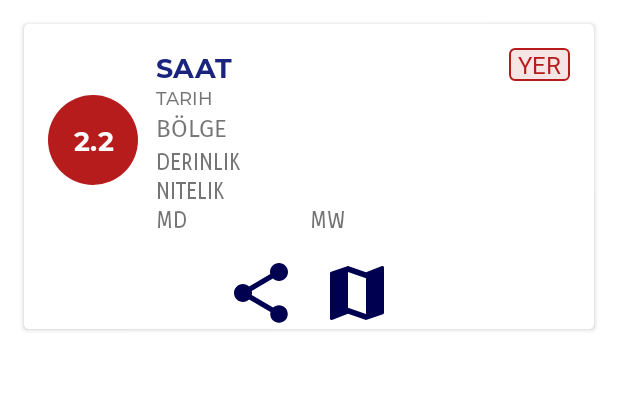
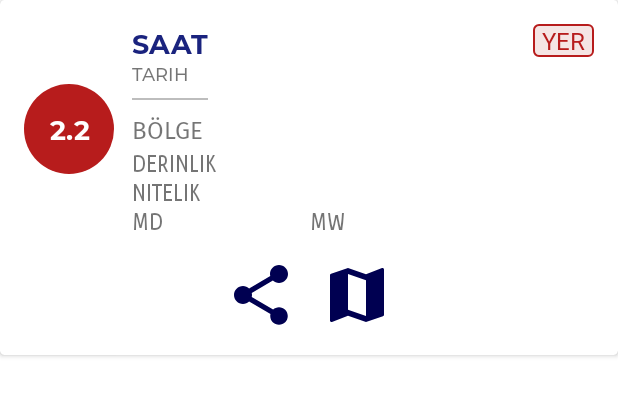
Before and after one commit to yemreak/DepremYA, an Android app: the layout detailed_quake.xml on its own in the app's theme, with its tools: preview values and no code run, on a phone screen of 412 x 824 dp. Shown: the top 396 px of the screen. Run offline under Robolectric (Android 15) with nearby library versions, the phone set to English and light mode, and no system bars; network calls fail.

Commit message:
🤹‍♀️ Detaylı arayüz fonksiyonelliği tamamlandı

```diff
--- a/app/src/main/res/layout/detailed_quake.xml
+++ b/app/src/main/res/layout/detailed_quake.xml
@@ -3,21 +3,18 @@
 	xmlns:app="http://schemas.android.com/apk/res-auto"
 	android:layout_width="match_parent"
 	android:layout_height="wrap_content"
-	android:layout_marginLeft="16dp"
-	android:layout_marginTop="16dp"
-	android:layout_marginRight="16dp"
 	app:cardCornerRadius="3dp">
 
 	<LinearLayout
 		android:layout_width="match_parent"
 		android:layout_height="wrap_content"
+		android:padding="16dp"
 		android:orientation="vertical">
 
 		<LinearLayout
 			android:id="@+id/quake_detailed_layout"
 			android:layout_width="match_parent"
 			android:layout_height="wrap_content"
-			android:layout_margin="16dp"
 			android:orientation="horizontal">
 
 			<TextView
@@ -34,15 +31,16 @@
 				android:textSize="18sp" />
 
 			<LinearLayout
-				android:layout_width="match_parent"
+				android:layout_width="wrap_content"
 				android:layout_height="wrap_content"
 				android:orientation="vertical"
 				android:paddingLeft="12dp"
 				android:layout_weight="4">
 
-				<RelativeLayout
-					android:layout_width="match_parent"
-					android:layout_height="wrap_content">
+				<LinearLayout
+					android:layout_width="wrap_content"
+					android:layout_height="wrap_content"
+					android:orientation="vertical">
 
 					<TextView
 						android:id="@+id/tvHour"
@@ -54,9 +52,6 @@
 						android:textColor="@color/colorPrimary"
 						android:textSize="18sp" />
 
-
-				</RelativeLayout>
-
 					<TextView
 						android:id="@+id/tvDate"
 						android:layout_width="wrap_content"
@@ -64,6 +59,14 @@
 						android:fontFamily="@font/montserrat"
 						android:text="TARIH"
 						android:textSize="12sp" />
+
+					<View
+						android:layout_width="match_parent"
+						android:layout_height="1dp"
+						android:background="@color/colorDivider"
+						android:layout_marginTop="8dp"
+						android:layout_marginBottom="8dp" />
+				</LinearLayout>
 
 				<TextView
 					android:id="@+id/tvRegion"
@@ -144,7 +147,8 @@
 			android:layout_width="match_parent"
 			android:layout_height="wrap_content"
 			android:layout_gravity="center"
-			android:gravity="center">
+			android:gravity="center"
+			android:layout_marginTop="16dp">
 
 			<ImageButton
 				android:layout_width="wrap_content"
--- a/app/src/main/res/values/strings.xml
+++ b/app/src/main/res/values/strings.xml
@@ -19,4 +19,6 @@
 	<string name="no_internet">Üzgünüz\nİnternete bağlanamadı!</string>
 	<string name="no_result">Aradığınz kriterlere uygun sonuç bulunamadı!</string>
 	<string name="conn_fail">Bağlantı başarısız</string>
+	<string name="maps_url">"https://maps.google.com/?q=%s,%s&amp;ll=%s,%s&amp;z=7"</string>
+	<string name="share_content">Deprem Detayları:\nBüyüklük: %s\nŞehir: %s\nBölge: %s\nDerinlik: %s\nMD: %s,MW: %s\nKonum: %s</string>
 </resources>
```
Also changed, not shown: app/src/main/java/com/yemreak/depremya/ui/QuakeAdapter.kt (+27 -1 lines). Lines whose indentation alone changed are shown as unchanged.
